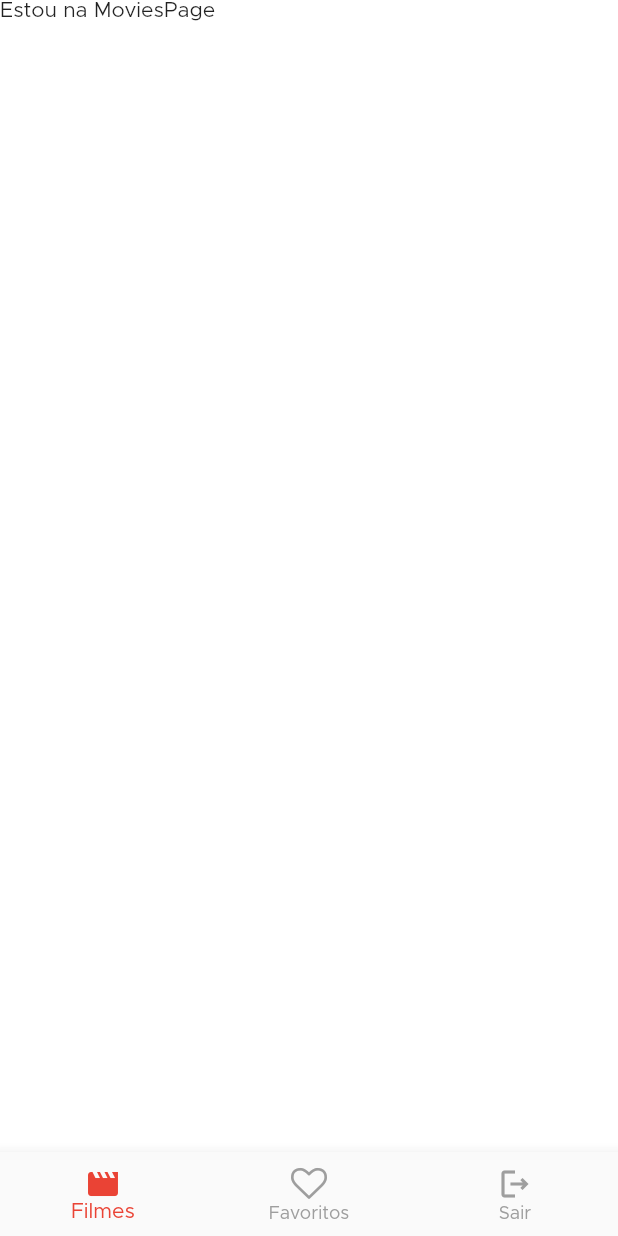
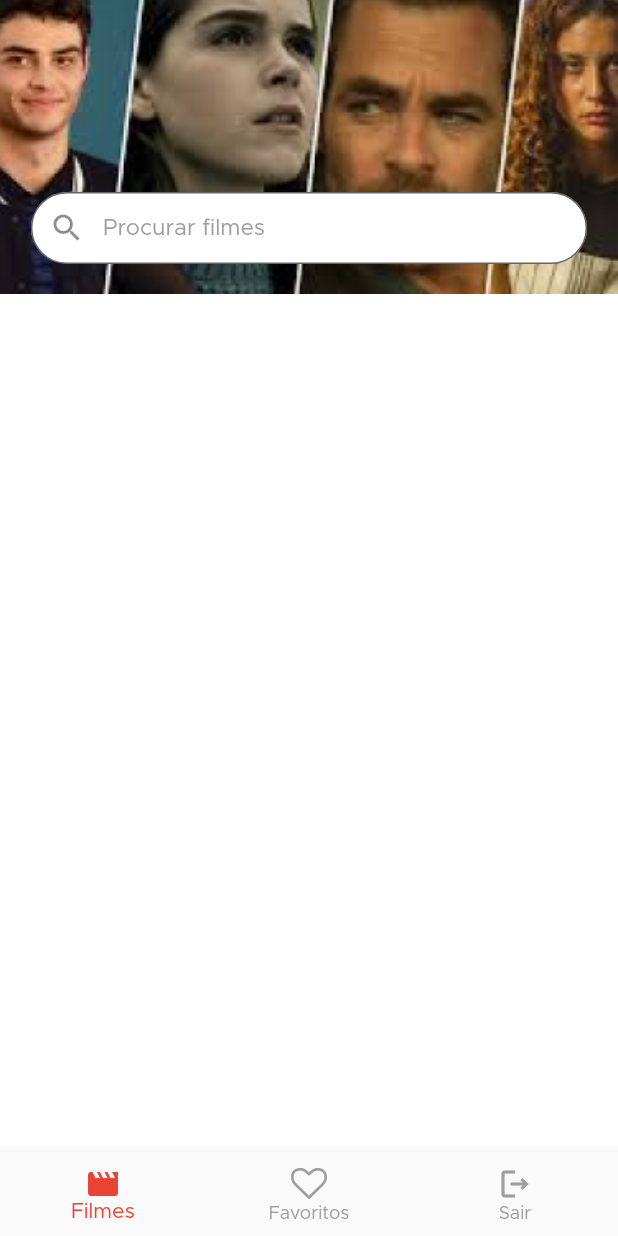
Before and after one commit to thabata-marchi/app_filmes, a Flutter app: the screen it shows once a user with an empty profile is signed in, on a phone screen of 412 x 824 dp. Run offline on Flutter 3.47's test engine with Material 2 defaults, Android fonts, the light colour scheme and no system bars; our stand-ins replace firebase_auth, firebase_core, firebase_remote_config, flutter_signin_button, get, google_sign_in; accounts and stored records are empty.

Commit message:
Create layout input search

```diff
--- a/lib/modules/movies/movies_page.dart
+++ b/lib/modules/movies/movies_page.dart
@@ -1,15 +1,15 @@
+import 'package:app_filmes/modules/movies/widgets/movies_header.dart';
 import 'package:flutter/material.dart';
+import 'package:get/get.dart';
 
 class MoviesPage extends StatelessWidget {
-
-  const MoviesPage({ Key? key }) : super(key: key);
+  const MoviesPage({Key? key}) : super(key: key);
 
   @override
   Widget build(BuildContext context) {
-    return Scaffold(
-      body: Text(
-        'Estou na MoviesPage'
-      ),
+    return SizedBox(
+      width: Get.width,
+      child: ListView(children: [MoviesHeader()]),
     );
   }
 }
--- /dev/null
+++ b/lib/modules/movies/widgets/movies_header.dart
@@ -0,0 +1,37 @@
+import 'package:flutter/material.dart';
+import 'package:get/get.dart';
+
+class MoviesHeader extends StatelessWidget {
+  const MoviesHeader({Key? key}) : super(key: key);
+
+  @override
+  Widget build(BuildContext context) {
+    return SizedBox(
+        width: Get.width,
+        height: 196,
+        child: Stack(alignment: Alignment.bottomCenter, children: [
+          SizedBox(
+            width: Get.width,
+            child: Image.asset(
+              'assets/images/header.png',
+              fit: BoxFit.cover,
+            ),
+          ),
+          Container(
+            width: Get.width * .9,
+            padding: EdgeInsets.only(bottom: 20),
+            child: TextField(
+                decoration: InputDecoration(
+                    border: OutlineInputBorder(
+                        borderRadius: BorderRadius.circular(30)),
+                    fillColor: Colors.white,
+                    filled: true,
+                    labelText: 'Procurar filmes',
+                    labelStyle: TextStyle(fontSize: 15, color: Colors.grey),
+                    prefixIcon: Icon(Icons.search),
+                    contentPadding: EdgeInsets.zero,
+                    floatingLabelBehavior: FloatingLabelBehavior.never)),
+          )
+        ]));
+  }
+}
```
